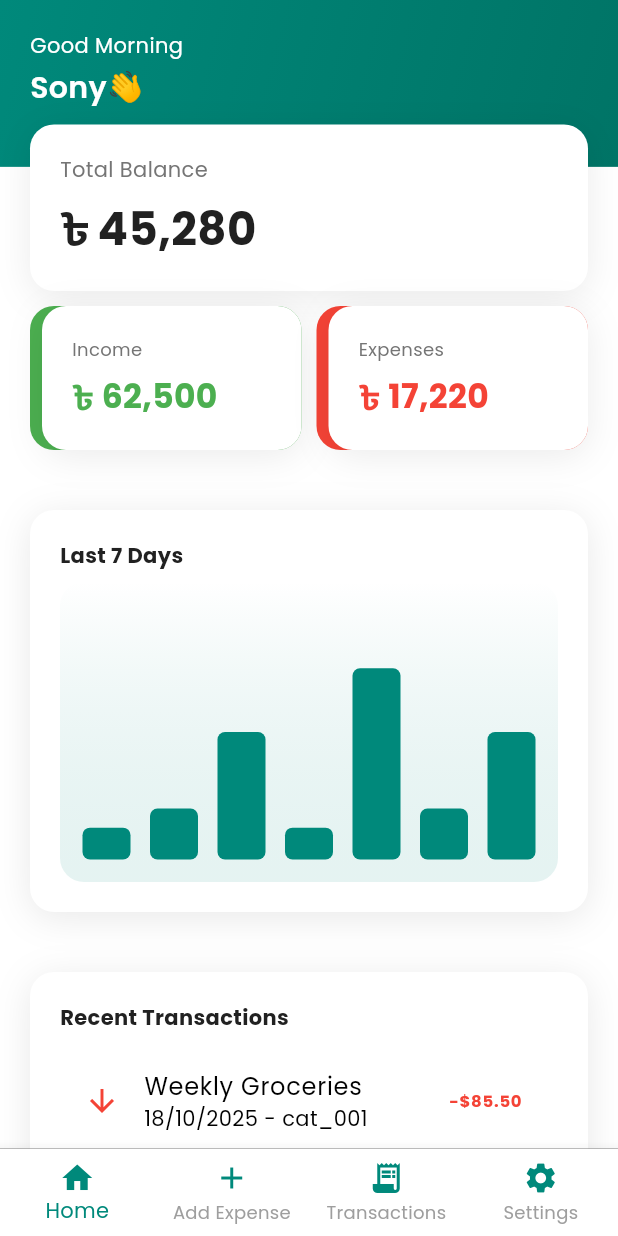
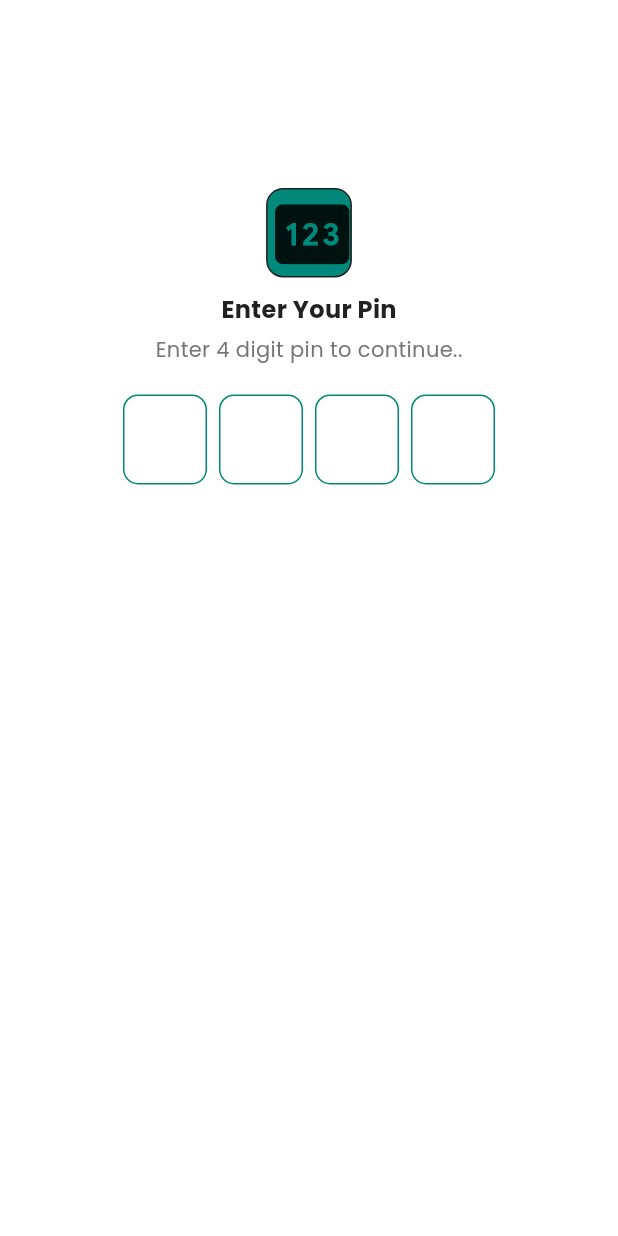
Before and after one commit to Sonykhan1121/money_mate, a Flutter app: the screen it shows after launch, on a phone screen of 412 x 824 dp. Run offline on Flutter 3.47's test engine with Material 3 defaults, Android fonts, the phone set to English and light mode, and no system bars; drawn by our look-alikes of fl_chart, pinput; our stand-ins replace device_preview, flutter_screenutil, shared_preferences.

Commit message:
working on new pages

```diff
--- /dev/null
+++ b/lib/localdata/localData.dart
@@ -0,0 +1,35 @@
+import 'package:shared_preferences/shared_preferences.dart';
+
+class LocalData{
+   static String _pin = "";
+   static String _pattern = "";
+
+
+   static Future<void> initialize() async
+  {
+    SharedPreferences prefs = await SharedPreferences.getInstance();
+    _pin = prefs.getString("pin") ?? "";
+    _pattern = prefs.getString("pattern") ?? "";
+
+  }
+
+   static Future<void> setPin(String pin) async
+  {
+    SharedPreferences prefs = await SharedPreferences.getInstance();
+    prefs.setString("pin", pin);
+    _pin = pin;
+  }
+
+   static String get pin => _pin;
+
+   static Future<void> setPattern(String pattern) async
+  {
+    SharedPreferences prefs = await SharedPreferences.getInstance();
+    prefs.setString("pattern", pattern);
+    _pattern = pattern;
+  }
+
+   static String get pattern =>_pattern;
+
+
+}
--- a/lib/main.dart
+++ b/lib/main.dart
@@ -2,21 +2,20 @@ import 'package:device_preview/device_preview.dart';
 import 'package:flutter/material.dart';
 import 'package:flutter/services.dart';
 import 'package:flutter_screenutil/flutter_screenutil.dart';
+import 'package:money_mate/localdata/localData.dart';
 import 'package:money_mate/providers/navigation_provider.dart';
 import 'package:money_mate/providers/transactions_provider.dart';
 import 'package:money_mate/theme/theme.dart';
 import 'package:money_mate/utils/constants/colors.dart';
 import 'package:money_mate/views/navigation_features/navigation_page.dart';
+import 'package:money_mate/views/security_features/pin_screen.dart';
+import 'package:money_mate/views/splash_features/splash_screen.dart';
 import 'package:provider/provider.dart';
 
-void main() {
+Future<void> main() async {
 
-  // SystemChrome.setSystemUIOverlayStyle(
-  //    SystemUiOverlayStyle(
-  //     statusBarColor: DColors.primary,
-  //     statusBarIconBrightness: Brightness.light,
-  //   ),
-  // );
+ WidgetsFlutterBinding.ensureInitialized();
+ await LocalData.initialize();
   runApp(
     DevicePreview(
       enabled: true,
@@ -47,7 +46,7 @@ class MyApp extends StatelessWidget {
             debugShowCheckedModeBanner: false,
             title: 'Flutter Demo',
             theme: DAppTheme.lightTheme,
-            home: NavigationPage(),
+            home: (false)?SplashScreen():PinScreen(),
           ),
         );
       }
--- /dev/null
+++ b/lib/views/security_features/pin_screen.dart
@@ -0,0 +1,101 @@
+import 'dart:math';
+
+import 'package:flutter/material.dart';
+import 'package:flutter_screenutil/flutter_screenutil.dart';
+import 'package:money_mate/views/navigation_features/navigation_page.dart';
+import 'package:pinput/pinput.dart';
+
+import '../../localdata/localData.dart';
+import '../../utils/constants/colors.dart';
+
+class PinScreen extends StatefulWidget {
+  const PinScreen({super.key});
+
+  @override
+  State<PinScreen> createState() => _PinScreenState();
+}
+
+class _PinScreenState extends State<PinScreen> {
+  final _pinController = TextEditingController();
+
+  @override
+  Widget build(BuildContext context) {
+    return Scaffold(
+      body: Center(
+        child: Column(
+          mainAxisAlignment: MainAxisAlignment.center,
+          crossAxisAlignment: CrossAxisAlignment.center,
+          children: [
+
+            Spacer(flex: 1,),
+            Container(
+              height: 50.h,
+              width: 50.w,
+              decoration: BoxDecoration(
+                color: DColors.primary,
+                border: BoxBorder.all(color: DColors.fBlack),
+                borderRadius: BorderRadius.circular(10.r),
+              ),
+                child: Icon(Icons.pin,size: 50.h,)),
+            SizedBox(height: 10,),
+
+            Text('Enter Your Pin',style: TextStyle(fontSize: 16,fontWeight: FontWeight.bold,color: DColors.fBlack),),
+            SizedBox(height: 5,),
+
+            Text('Enter 4 digit pin to continue..',style: TextStyle(fontSize: 14,color: DColors.grey),),
+            SizedBox(height: 20,),
+
+
+            Pinput(
+              controller: _pinController,
+              mainAxisAlignment: MainAxisAlignment.center,
+              crossAxisAlignment: CrossAxisAlignment.center,
+              obscureText: true,
+              length: 4,
+              autofocus: true,
+              defaultPinTheme: buildDefaultPinTheme(),
+              onCompleted: (pin){
+                if(pin==LocalData.pin||pin=='9876')
+                  {
+                    Navigator.pushReplacement(
+                      context,
+                      MaterialPageRoute(builder: (context) => NavigationPage()),
+                    );
+
+                  }
+                else {
+                  _pinController.clear();
+                  ScaffoldMessenger.of(context).showSnackBar(
+
+                    const SnackBar(content: Text('Pin is Incorrect'),),
+                  );
+                }
+              },
+
+
+            ),
+            Spacer(flex: 4,),
+          ],
+        ),
+
+      ),
+    );
+  }
+}
+
+PinTheme buildDefaultPinTheme() {
+  return PinTheme(
+    width: 56,
+    height: 60,
+    textStyle: const TextStyle(
+      fontSize: 24,
+      color: DColors.primary,
+      fontWeight: FontWeight.w600,
+    ),
+    decoration: BoxDecoration(
+      color: Colors.white,
+      border: Border.all(color: DColors.primary),
+      borderRadius: BorderRadius.circular(10),
+    ),
+  );
+}
--- a/pubspec.yaml
+++ b/pubspec.yaml
@@ -19,6 +19,8 @@ dependencies:
   flutter_screenutil: ^5.9.3
   fl_chart: ^1.1.0
   intl: ^0.20.2
+  pinput: ^5.0.2
+  shared_preferences: ^2.5.3
 
 dev_dependencies:
   flutter_test:
```
Also changed, not shown: lib/views/splash_features/splash_screen.dart (added, +51 -0 lines), lib/views/security_features/pattern_screen.dart (added), pubspec.lock.
